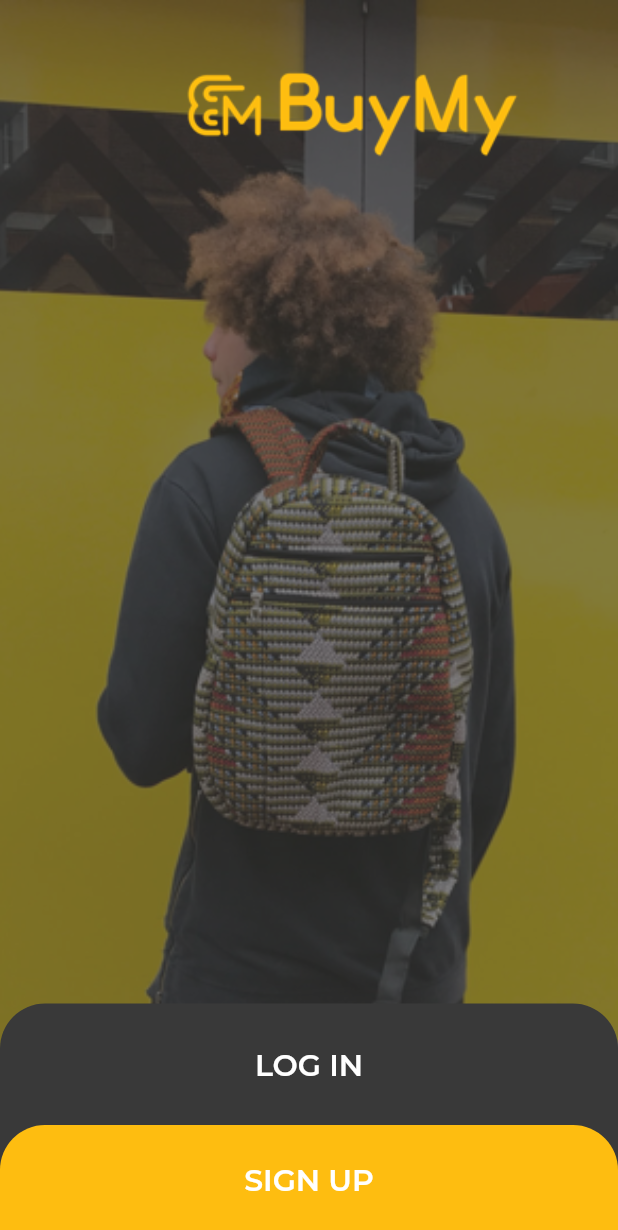
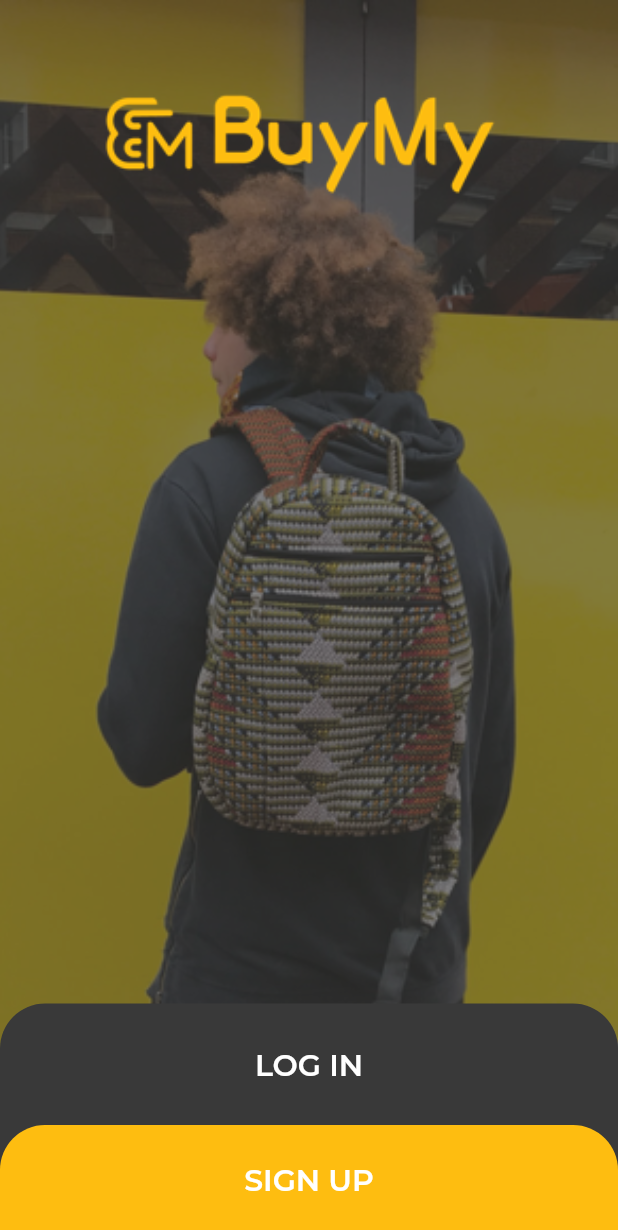
Before and after one commit to bautitravella/main_screens, a Flutter app: the screen it shows after launch, on a phone screen of 412 x 824 dp. Shown: the top 1230 px of the screen. Run offline on Flutter 3.47's test engine with Material 2 defaults, Android fonts, the phone set to English and light mode, and no system bars.

Commit message:
update ui merge

```diff
--- a/lib/firstscreen_widget/firstscreen_widget.dart
+++ b/lib/firstscreen_widget/firstscreen_widget.dart
@@ -49,18 +49,14 @@ class FirstscreenWidget extends StatelessWidget {
               child: Column(
                 crossAxisAlignment: CrossAxisAlignment.stretch,
                 children: [
-                  Align(
-                    alignment: Alignment.topRight,
-                    child: Container(
-                      width: 290,
-                      height: 81,
-                      margin: EdgeInsets.only(top: 31, right: 27),
+                  Container(
+                    height:81,
+                      margin: EdgeInsets.only(left: 35, right: 35, top: 50),
                       child: Image.asset(
                         "assets/images/artboard-7.png",
                         fit: BoxFit.cover,
                       ),
                     ),
-                  ),
                   Spacer(),
                   Container(
                     height: 142,
```
